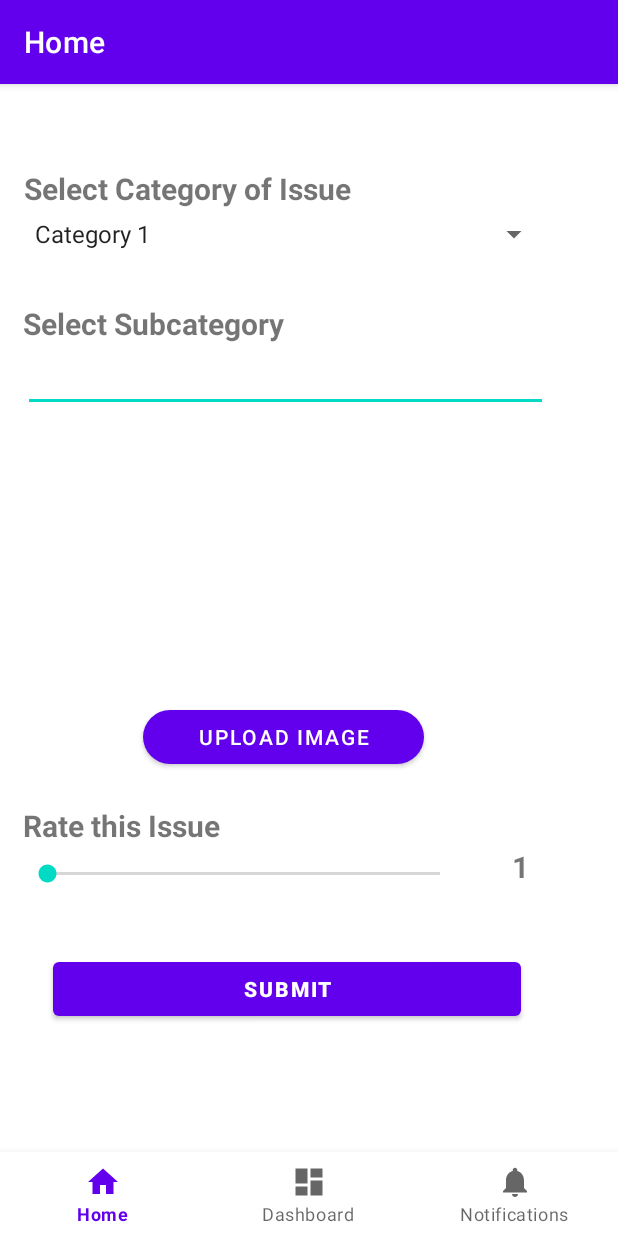
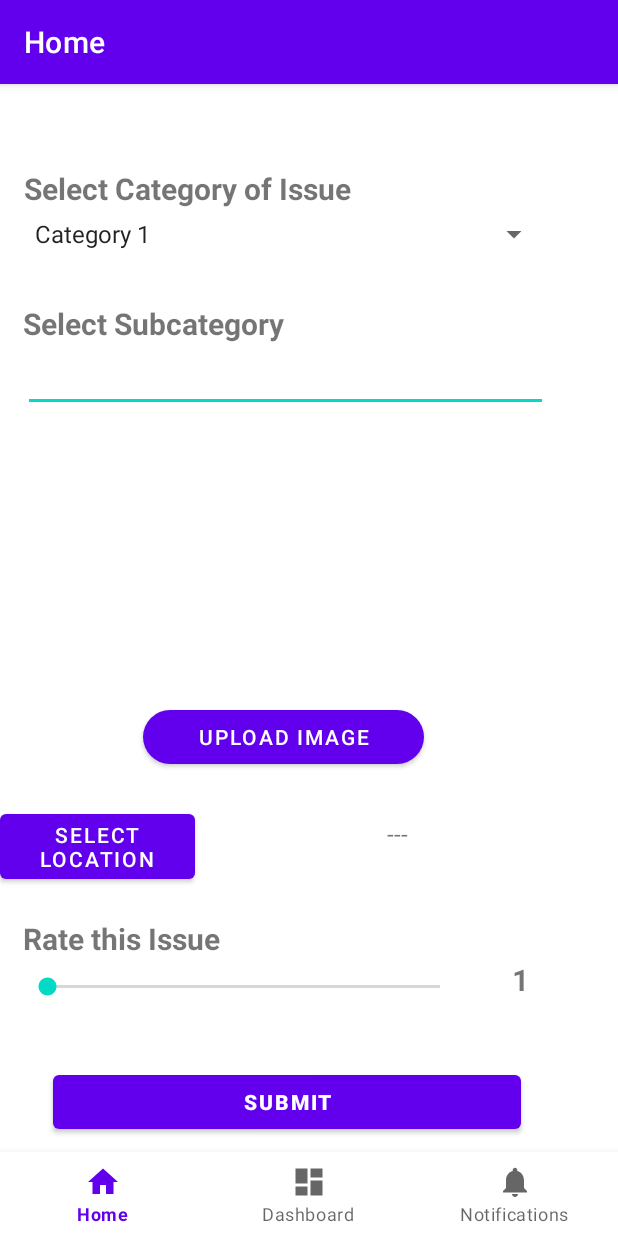
Before and after one commit to FANSAN6190/its_app_client, an Android app: the screen it shows after launch (MainActivity), on a phone screen of 412 x 824 dp. Run offline under Robolectric (Android 15) with nearby library versions, the phone set to English and light mode, and no system bars; our stand-ins replace navigation-ui.

Commit message:
location selection added

```diff
--- a/CivicEye/app/build.gradle.kts
+++ b/CivicEye/app/build.gradle.kts
@@ -48,4 +48,5 @@ dependencies {
     testImplementation("junit:junit:4.13.2")
     androidTestImplementation("androidx.test.ext:junit:1.1.5")
     androidTestImplementation("androidx.test.espresso:espresso-core:3.5.1")
+    implementation("com.google.android.gms:play-services-location:18.0.0")
 }
--- a/CivicEye/app/src/main/res/layout/fragment_home.xml
+++ b/CivicEye/app/src/main/res/layout/fragment_home.xml
@@ -83,6 +83,32 @@
                     android:layout_width="match_parent"
                     android:layout_height="21dp" />
 
+                <LinearLayout
+                    android:layout_width="match_parent"
+                    android:layout_height="match_parent"
+                    android:orientation="horizontal">
+
+                    <Button
+                        android:id="@+id/locationButton"
+                        android:layout_width="130dp"
+                        android:layout_height="wrap_content"
+                        android:text="Select Location" />
+
+                    <TextView
+                        android:id="@+id/locationTextview"
+                        android:layout_width="238dp"
+                        android:layout_height="40dp"
+                        android:layout_marginLeft="16dp"
+                        android:text="---"
+                        android:textAlignment="center"
+                        android:textSize="16sp" />
+
+                </LinearLayout>
+
+                <Space
+                    android:layout_width="match_parent"
+                    android:layout_height="20dp" />
+
                 <TextView
                     android:id="@+id/textView4"
                     android:layout_width="351dp"
```
Also changed, not shown: CivicEye/app/src/main/AndroidManifest.xml (+6 -3 lines), CivicEye/app/src/main/java/com/example/civiceye/ui/home/HomeFragment.kt (+95 -0 lines), CivicEye/app/src/main/java/com/example/civiceye/ui/home/MapActivity.kt (added, +37 -0 lines), CivicEye/app/src/main/res/layout/activity_map.xml (added, +21 -0 lines), 1 other file.
